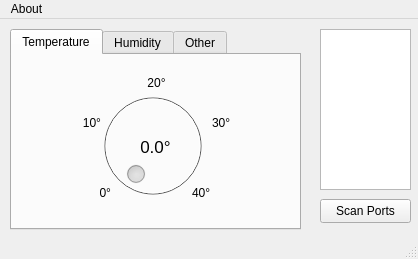
The window that temperature/Temperature/mainwindow.ui (silardg/QtTest) describes before a commit, drawn with Qt 5.
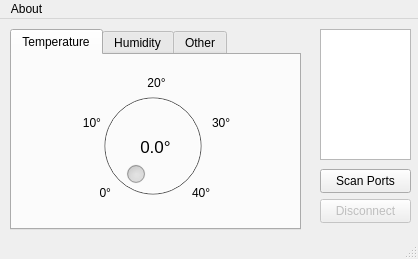
The same window after the commit.

What changed in the file:
```diff
--- a/temperature/Temperature/mainwindow.ui
+++ b/temperature/Temperature/mainwindow.ui
@@ -23,7 +23,7 @@
       <x>320</x>
       <y>10</y>
       <width>91</width>
-      <height>161</height>
+      <height>131</height>
      </rect>
     </property>
    </widget>
@@ -31,7 +31,7 @@
     <property name="geometry">
      <rect>
       <x>320</x>
-      <y>180</y>
+      <y>150</y>
       <width>91</width>
       <height>24</height>
      </rect>
@@ -332,6 +332,22 @@
      </attribute>
     </widget>
    </widget>
+   <widget class="QPushButton" name="disconnectButton">
+    <property name="enabled">
+     <bool>false</bool>
+    </property>
+    <property name="geometry">
+     <rect>
+      <x>320</x>
+      <y>180</y>
+      <width>91</width>
+      <height>24</height>
+     </rect>
+    </property>
+    <property name="text">
+     <string>Disconnect</string>
+    </property>
+   </widget>
   </widget>
   <widget class="QMenuBar" name="menubar">
    <property name="geometry">
```
